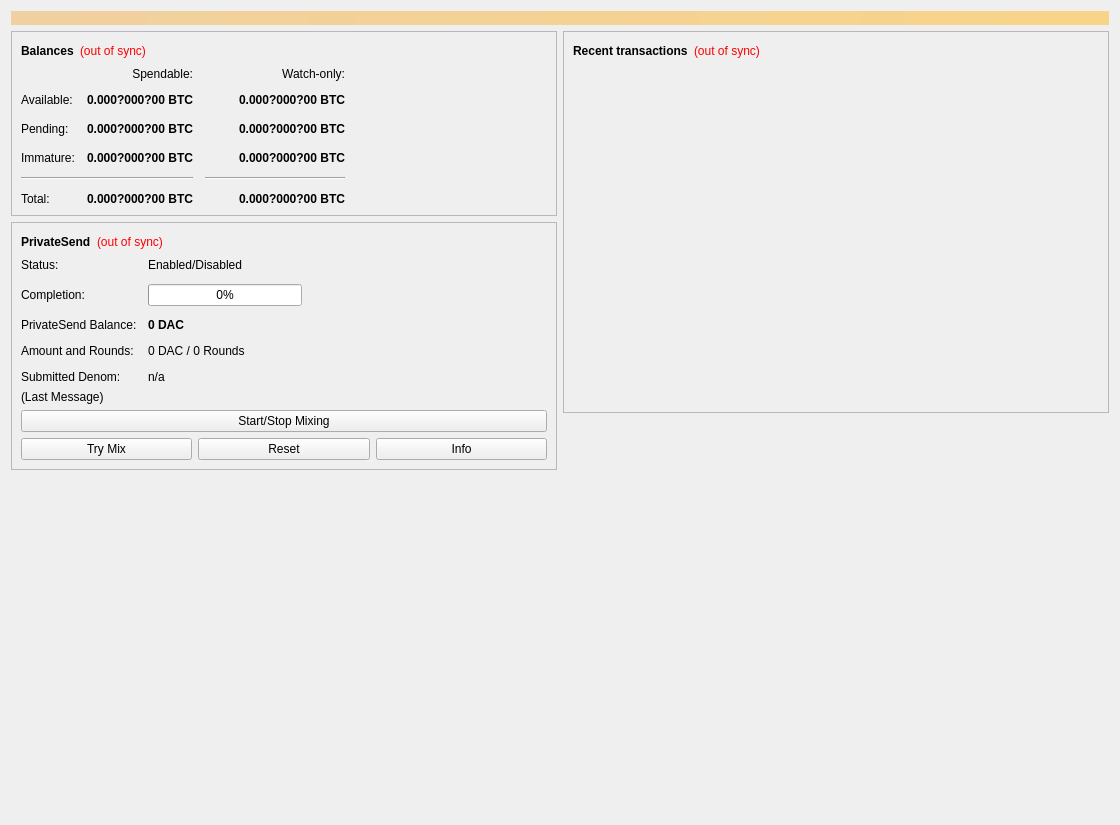
Old version of the form src/qt/forms/overviewpage.ui in the repository biblepay/biblepay.
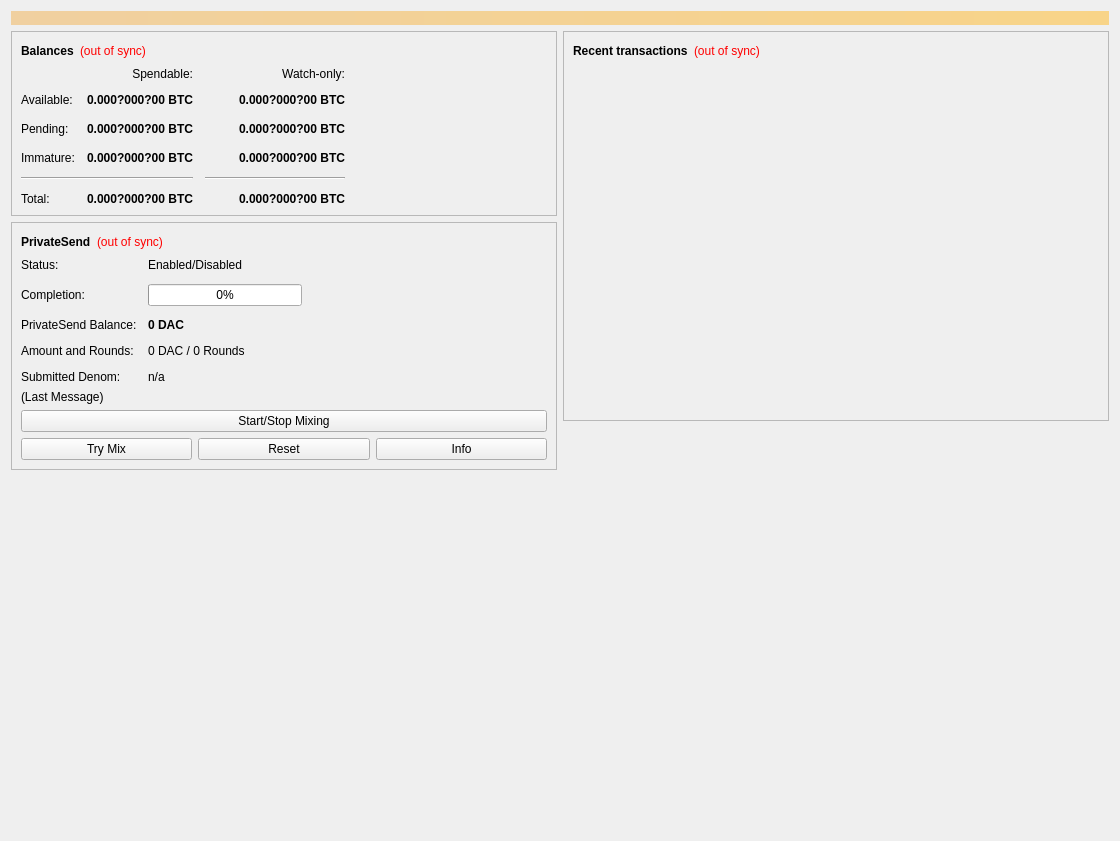
New version of the form.

What changed in the file:
```diff
--- a/src/qt/forms/overviewpage.ui
+++ b/src/qt/forms/overviewpage.ui
@@ -7,7 +7,7 @@
     <x>0</x>
     <y>0</y>
     <width>1120</width>
-    <height>825</height>
+    <height>841</height>
    </rect>
   </property>
   <property name="minimumSize">
@@ -661,7 +661,7 @@
           </size>
          </property>
          <property name="text">
-          <string> </string>
+          <string/>
          </property>
         </widget>
        </item>
@@ -726,6 +726,9 @@
           </item>
           <item>
            <widget class="QListView" name="listTransactions">
+            <property name="enabled">
+             <bool>true</bool>
+            </property>
             <property name="styleSheet">
              <string notr="true">QListView { background: transparent; }</string>
             </property>
@@ -754,7 +757,7 @@
          <property name="sizeHint" stdset="0">
           <size>
            <width>20</width>
-           <height>25</height>
+           <height>35</height>
           </size>
          </property>
         </spacer>
@@ -768,7 +771,7 @@
           </size>
          </property>
          <property name="text">
-          <string> </string>
+          <string/>
          </property>
         </widget>
        </item>
```
